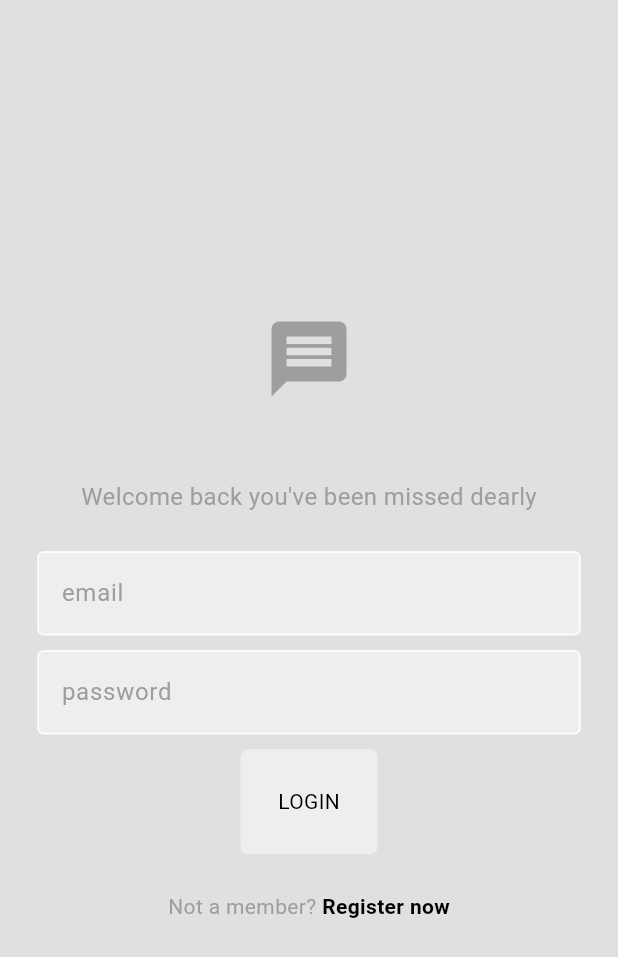
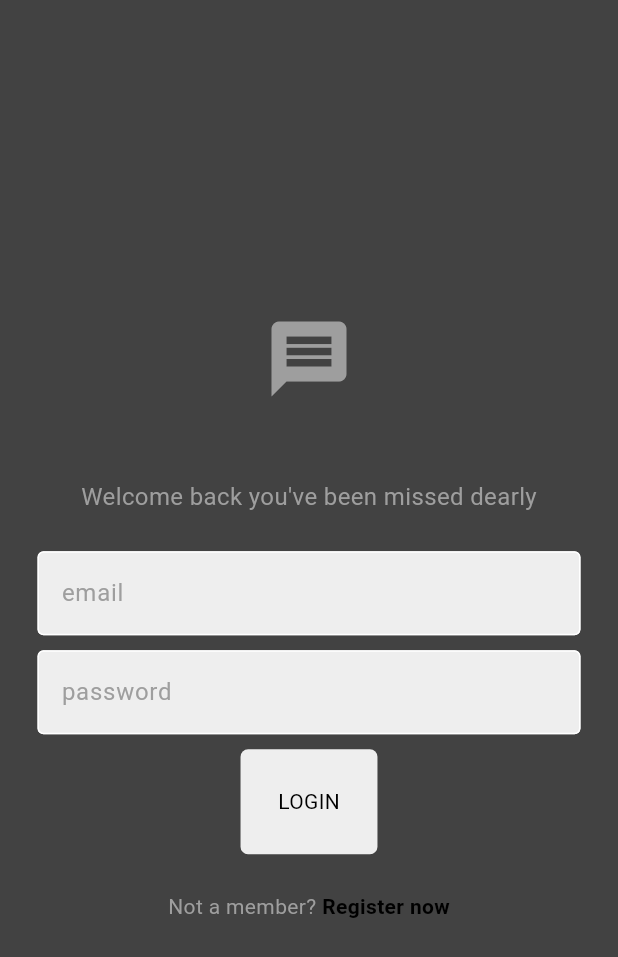
Before and after one commit to sjloms/sjchatapp, a Flutter app: the screen it shows after launch, on a phone screen of 412 x 824 dp. Shown: the top 957 px of the screen. Run offline on Flutter 3.47's test engine with Material 3 defaults, Android fonts, the phone set to English and light mode, and no system bars; our stand-ins replace firebase_core; accounts and stored records are empty.

Commit message:
Increased the shade of grey to 800

```diff
--- a/lib/themes/light_mode.dart
+++ b/lib/themes/light_mode.dart
@@ -2,7 +2,7 @@ import 'package:flutter/material.dart';
 
 ThemeData lightMode = ThemeData(
   colorScheme: ColorScheme.light(
-    surface: Colors.grey.shade300,
+    surface: Colors.grey.shade800,
     primary: Colors.grey.shade500,
     secondary: Colors.grey.shade200,
     tertiary: Colors.white,
```
